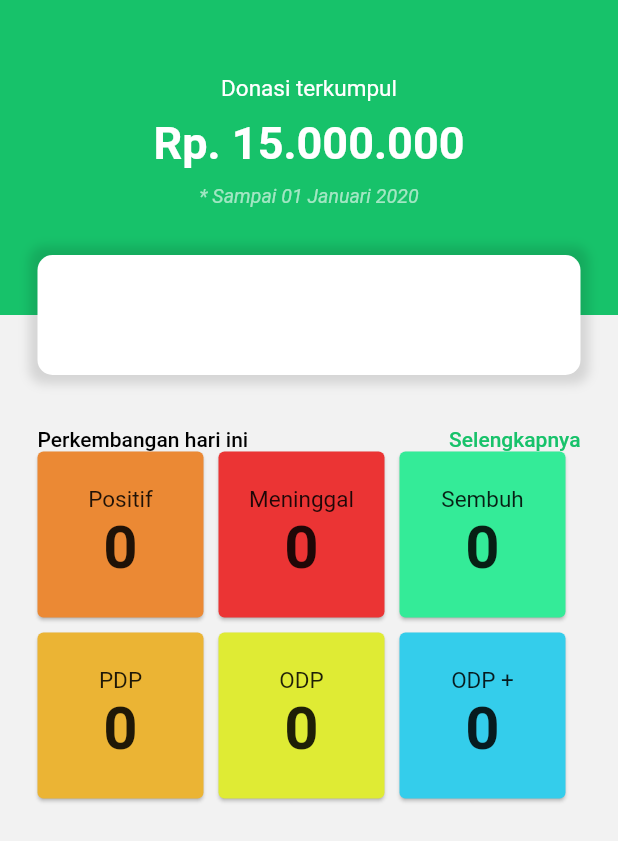
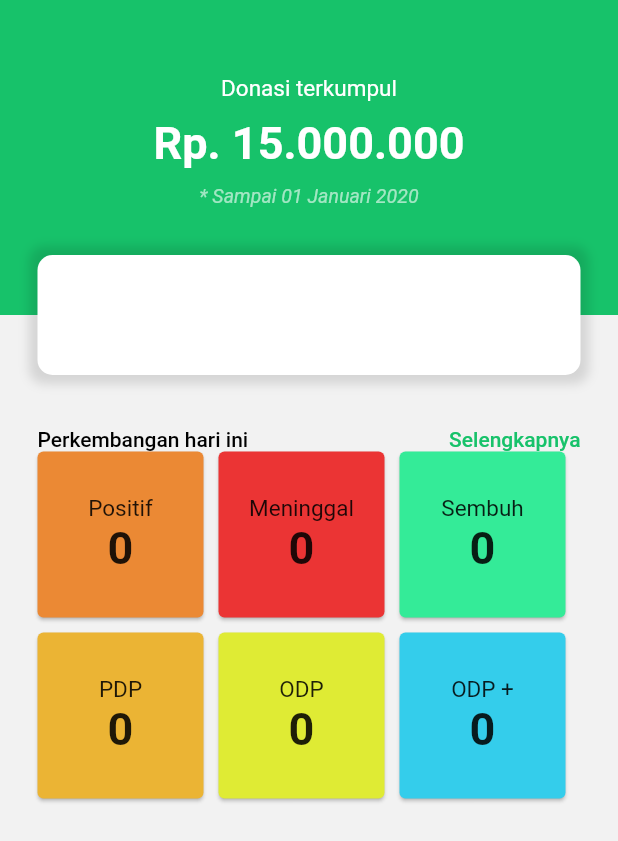
Before and after one commit to RifqiSah/RMI, a Flutter app: the Covid screen opened directly, on a phone screen of 412 x 824 dp. Shown: the top 841 px of the screen. Run offline on Flutter 3.47's test engine with Material 2 defaults, Android fonts, the phone set to English and light mode, and no system bars; our stand-ins replace line_awesome_icons.

Commit message:
edit: decrease case font size

```diff
--- a/lib/style.dart
+++ b/lib/style.dart
@@ -41,7 +41,7 @@ const covidCaseTitleStyle =
     TextStyle(fontSize: 15, fontWeight: FontWeight.w400,);
 
 const covidCaseCountStyle =
-    TextStyle(fontSize: 40, fontWeight: FontWeight.w600,);
+    TextStyle(fontSize: 30, fontWeight: FontWeight.w600,);
 
 const donationListTextStyle =
     TextStyle(color: Colors.black, fontSize: 16.0, fontWeight: FontWeight.w500,);
```
